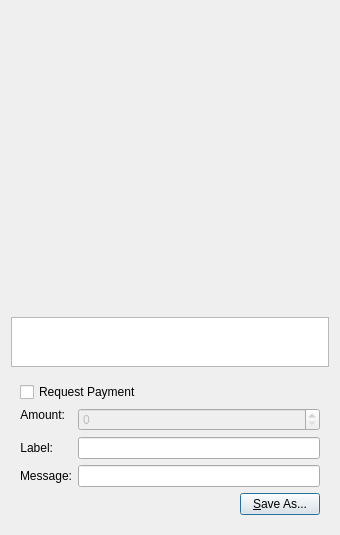
The window that src/qt/forms/qrcodedialog.ui (CryptoHelp/PreminePlus) describes before a commit, drawn with Qt 5.
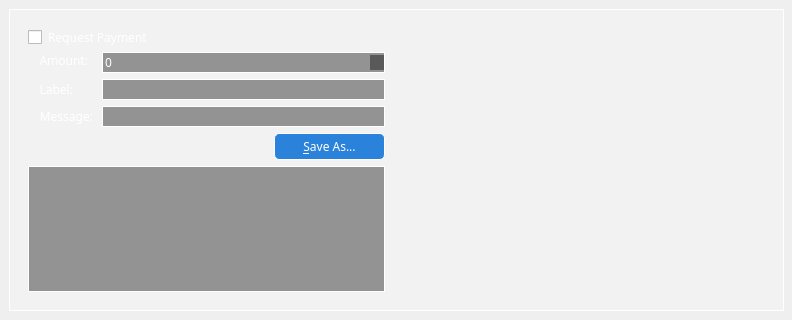
The same window after the commit. Icons and pictures are not drawn. Custom widgets are drawn as their Qt base class.

```diff
--- a/src/qt/forms/qrcodedialog.ui
+++ b/src/qt/forms/qrcodedialog.ui
@@ -6,69 +6,55 @@
    <rect>
     <x>0</x>
     <y>0</y>
-    <width>340</width>
-    <height>530</height>
+    <width>792</width>
+    <height>320</height>
    </rect>
   </property>
+  <property name="sizePolicy">
+   <sizepolicy hsizetype="Fixed" vsizetype="Fixed">
+    <horstretch>0</horstretch>
+    <verstretch>0</verstretch>
+   </sizepolicy>
+  </property>
   <property name="windowTitle">
    <string>QR Code Dialog</string>
   </property>
-  <layout class="QVBoxLayout" name="verticalLayout_3">
-   <item>
-    <widget class="QLabel" name="lblQRCode">
+  <property name="styleSheet">
+   <string notr="true">background:url(:/images/ccontrol);font-family:impact;color:white</string>
+  </property>
+  <widget class="QFrame" name="QFrame1">
+   <property name="geometry">
+    <rect>
+     <x>9</x>
+     <y>9</y>
+     <width>775</width>
+     <height>302</height>
+    </rect>
+   </property>
      <property name="sizePolicy">
       <sizepolicy hsizetype="Expanding" vsizetype="Expanding">
        <horstretch>0</horstretch>
        <verstretch>0</verstretch>
       </sizepolicy>
      </property>
-     <property name="minimumSize">
-      <size>
-       <width>300</width>
-       <height>300</height>
-      </size>
-     </property>
-     <property name="textFormat">
-      <enum>Qt::PlainText</enum>
-     </property>
-     <property name="alignment">
-      <set>Qt::AlignCenter</set>
-     </property>
-     <property name="wordWrap">
-      <bool>true</bool>
-     </property>
-    </widget>
-   </item>
-   <item>
-    <widget class="QPlainTextEdit" name="outUri">
-     <property name="sizePolicy">
-      <sizepolicy hsizetype="Expanding" vsizetype="Minimum">
-       <horstretch>0</horstretch>
-       <verstretch>0</verstretch>
-      </sizepolicy>
-     </property>
-     <property name="minimumSize">
-      <size>
-       <width>0</width>
-       <height>50</height>
-      </size>
-     </property>
-     <property name="tabChangesFocus">
-      <bool>true</bool>
-     </property>
-     <property name="textInteractionFlags">
-      <set>Qt::TextSelectableByKeyboard|Qt::TextSelectableByMouse</set>
-     </property>
-    </widget>
-   </item>
+   <property name="styleSheet">
+    <string notr="true">background:rgba(255,255,255,50);border:1px solid white;</string>
+   </property>
+   <layout class="QHBoxLayout" name="horizontalLayout_2">
    <item>
     <widget class="QWidget" name="widget" native="true">
+      <property name="styleSheet">
+       <string notr="true">background:none;border:none;</string>
+      </property>
      <layout class="QVBoxLayout" name="verticalLayout_2">
       <item>
        <widget class="QCheckBox" name="chkReqPayment">
         <property name="enabled">
          <bool>true</bool>
         </property>
+         <property name="styleSheet">
+          <string notr="true">background:none;</string>
+         </property>
         <property name="text">
          <string>Request Payment</string>
         </property>
@@ -81,6 +67,9 @@
         </property>
         <item row="1" column="0">
          <widget class="QLabel" name="lblLabel">
+           <property name="styleSheet">
+            <string notr="true">background:none;margin-left:8px;</string>
+           </property>
           <property name="text">
            <string>Label:</string>
           </property>
@@ -96,10 +85,17 @@
          </widget>
         </item>
         <item row="1" column="1">
-         <widget class="QLineEdit" name="lnLabel"/>
+          <widget class="QLineEdit" name="lnLabel">
+           <property name="styleSheet">
+            <string notr="true">background:rgba(0,0,0,100);border:1px solid white;</string>
+           </property>
+          </widget>
         </item>
         <item row="2" column="0">
          <widget class="QLabel" name="lblMessage">
+           <property name="styleSheet">
+            <string notr="true">background:none;margin-left:8px;</string>
+           </property>
           <property name="text">
            <string>Message:</string>
           </property>
@@ -115,7 +111,11 @@
          </widget>
         </item>
         <item row="2" column="1">
-         <widget class="QLineEdit" name="lnMessage"/>
+          <widget class="QLineEdit" name="lnMessage">
+           <property name="styleSheet">
+            <string notr="true">background:rgba(0,0,0,100);border:1px solid white;</string>
+           </property>
+          </widget>
         </item>
         <item row="0" column="0">
          <widget class="QLabel" name="lblAmount">
@@ -125,6 +125,9 @@
             <verstretch>0</verstretch>
            </sizepolicy>
           </property>
+           <property name="styleSheet">
+            <string notr="true">background:none;margin-left:8px;</string>
+           </property>
           <property name="text">
            <string>Amount:</string>
           </property>
@@ -150,6 +153,9 @@
             <height>0</height>
            </size>
           </property>
+           <property name="styleSheet">
+            <string notr="true">background:rgba(0,0,0,100);border:1px solid white;</string>
+           </property>
          </widget>
         </item>
        </layout>
@@ -171,6 +177,9 @@
         </item>
         <item>
          <widget class="QPushButton" name="btnSaveAs">
+           <property name="styleSheet">
+            <string notr="true">background: #2a82db; color: white; border-radius: 5px; padding:4px 28px;border:1px solid white;</string>
+           </property>
           <property name="text">
            <string>&amp;Save As...</string>
           </property>
@@ -178,10 +187,64 @@
         </item>
        </layout>
       </item>
+       <item>
+        <widget class="QPlainTextEdit" name="outUri">
+         <property name="sizePolicy">
+          <sizepolicy hsizetype="Expanding" vsizetype="Minimum">
+           <horstretch>0</horstretch>
+           <verstretch>0</verstretch>
+          </sizepolicy>
+         </property>
+         <property name="minimumSize">
+          <size>
+           <width>0</width>
+           <height>50</height>
+          </size>
+         </property>
+         <property name="styleSheet">
+          <string notr="true">background:rgba(0,0,0,100);border:1px solid white;</string>
+         </property>
+         <property name="tabChangesFocus">
+          <bool>true</bool>
+         </property>
+         <property name="textInteractionFlags">
+          <set>Qt::TextSelectableByKeyboard|Qt::TextSelectableByMouse</set>
+         </property>
+        </widget>
+       </item>
      </layout>
     </widget>
    </item>
-  </layout>
+    <item>
+     <widget class="QLabel" name="lblQRCode">
+      <property name="sizePolicy">
+       <sizepolicy hsizetype="Expanding" vsizetype="Expanding">
+        <horstretch>0</horstretch>
+        <verstretch>0</verstretch>
+       </sizepolicy>
+      </property>
+      <property name="minimumSize">
+       <size>
+        <width>300</width>
+        <height>300</height>
+       </size>
+      </property>
+      <property name="styleSheet">
+       <string notr="true">background:none;border:none;</string>
+      </property>
+      <property name="textFormat">
+       <enum>Qt::PlainText</enum>
+      </property>
+      <property name="alignment">
+       <set>Qt::AlignCenter</set>
+      </property>
+      <property name="wordWrap">
+       <bool>true</bool>
+      </property>
+     </widget>
+    </item>
+   </layout>
+  </widget>
  </widget>
  <customwidgets>
   <customwidget>
```
Left out of the diff: 33 changed lines with no effect on the pictures. Lines whose indentation alone changed are shown as unchanged.
